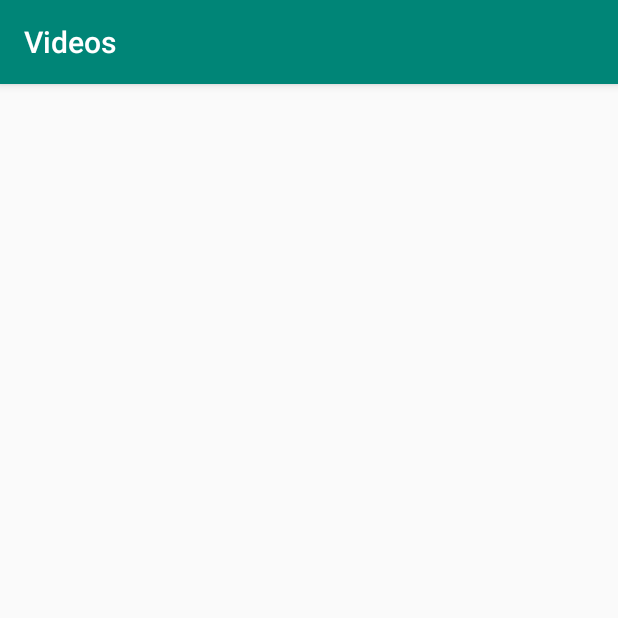
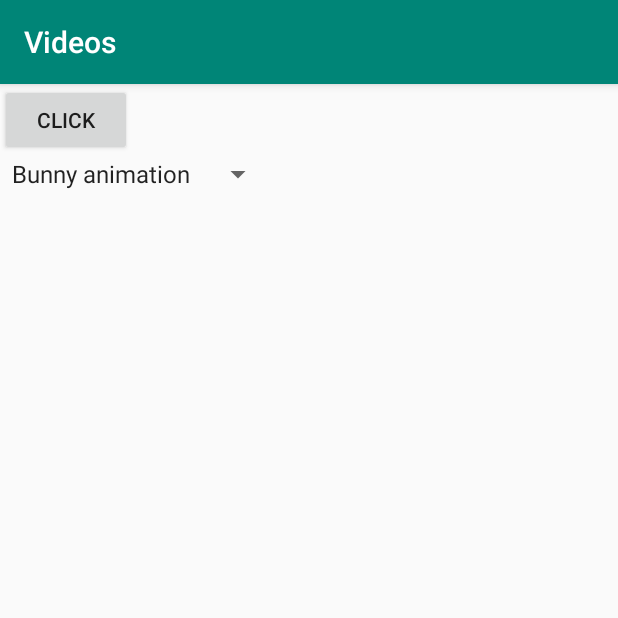
Before and after one commit to janglaide/Kotlin-MediaPlayer, an Android app: the VideoActivity screen opened directly, with no data from a screen before it, on a phone screen of 412 x 824 dp, the top half of it. Run offline under Robolectric (Android 15) with nearby library versions, the phone set to English and light mode, and no system bars.

Commit message:
videoplayer done

```diff
--- a/app/src/main/AndroidManifest.xml
+++ b/app/src/main/AndroidManifest.xml
@@ -2,7 +2,8 @@
 <manifest xmlns:android="http://schemas.android.com/apk/res/android"
     package="com.example.lab4">
 
-    <uses-permission android:name="android.permission.READ_EXTERNAL_STORAGE" />
+    <uses-permission android:name="android.permission.INTERNET" />
+
     <application
         android:allowBackup="true"
         android:icon="@mipmap/ic_launcher"
--- /dev/null
+++ b/app/src/main/java/com/example/lab4/video/Video.kt
@@ -0,0 +1,7 @@
+package com.example.lab4.video
+
+class Video(url: String, name: String) {
+    val Url: String = url
+    val Name: String = name
+
+}
--- a/app/src/main/java/com/example/lab4/video/VideoActivity.kt
+++ b/app/src/main/java/com/example/lab4/video/VideoActivity.kt
@@ -1,10 +1,19 @@
 package com.example.lab4.video
 
+import android.content.Intent
 import androidx.appcompat.app.AppCompatActivity
 import android.os.Bundle
+import android.view.View
+import android.widget.AdapterView
+import android.widget.ArrayAdapter
+import android.widget.Spinner
+import android.widget.Toast
 import com.example.lab4.R
+import com.example.lab4.audio.Audio
 
 class VideoActivity : AppCompatActivity() {
+
+    private lateinit var chosen:Video
 
     override fun onCreate(savedInstanceState: Bundle?) {
         super.onCreate(savedInstanceState)
@@ -12,5 +21,43 @@ class VideoActivity : AppCompatActivity() {
 
         val actionBar = supportActionBar
         actionBar!!.title = "Videos"
+
+        val spinner = findViewById<Spinner>(R.id.videoSpinner)
+
+        val videoList = resources.getStringArray(R.array.videos)
+        val videoUrlList = resources.getStringArray(R.array.videoUrls)
+
+        val adapter: ArrayAdapter<String> = ArrayAdapter(this, android.R.layout.simple_spinner_item, videoList)
+        adapter.setDropDownViewResource(android.R.layout.simple_spinner_dropdown_item)
+        spinner.adapter = adapter
+
+        spinner.onItemSelectedListener = object: AdapterView.OnItemSelectedListener{
+            override fun onItemSelected(
+                parent: AdapterView<*>?,
+                view: View?,
+                position: Int,
+                id: Long
+            ) {
+                val videos = listOf(
+                    Video(videoUrlList[0], videoList[0]),
+                    Video(videoUrlList[1],videoList[1])
+                )
+                Toast.makeText(
+                    this@VideoActivity,
+                    "Chosen ${videos[position].Name}",
+                    Toast.LENGTH_SHORT
+                ).show()
+                chosen = videos[position]
+            }
+
+            override fun onNothingSelected(parent: AdapterView<*>?) { }
+
+        }
+    }
+    fun onClicked(view: View){
+        val intent = Intent(this, VideoPlayActivity::class.java)
+        intent.putExtra("chosenUrl",chosen.Url)
+        intent.putExtra("chosenName", chosen.Name)
+        startActivity(intent)
     }
 }
--- a/app/src/main/res/layout/activity_video.xml
+++ b/app/src/main/res/layout/activity_video.xml
@@ -1,5 +1,5 @@
 <?xml version="1.0" encoding="utf-8"?>
-<androidx.constraintlayout.widget.ConstraintLayout xmlns:android="http://schemas.android.com/apk/res/android"
+<LinearLayout xmlns:android="http://schemas.android.com/apk/res/android"
     xmlns:app="http://schemas.android.com/apk/res-auto"
     xmlns:tools="http://schemas.android.com/tools"
     android:layout_width="match_parent"
@@ -7,6 +7,18 @@
     android:orientation="vertical"
     tools:context=".video.VideoActivity">
 
+<Button
+    android:layout_width="wrap_content"
+    android:layout_height="wrap_content"
+    android:onClick="onClicked"
+    android:text="@string/click">
 
+</Button>
+    <Spinner
+        android:id="@+id/videoSpinner"
+        android:layout_width="wrap_content"
+        android:layout_height="wrap_content">
 
-</androidx.constraintlayout.widget.ConstraintLayout>
+    </Spinner>
+
+</LinearLayout>
--- a/app/src/main/res/values/strings.xml
+++ b/app/src/main/res/values/strings.xml
@@ -10,4 +10,18 @@
     <string name="stop">Stop</string>
     <string name="from_the_list">From the list</string>
     <string name="choose_music_from_the_list">Choose music from the list</string>
+    <string name="click">Click</string>
+
+    <string-array name="audios">
+        <item>joy division - love will tear us apart</item>
+        <item>pink floyd - comfortably numb</item>
+    </string-array>
+    <string-array name="videos">
+        <item>Bunny animation</item>
+        <item>Sintel animation</item>
+    </string-array>
+    <string-array name="videoUrls">
+        <item>https://commondatastorage.googleapis.com/gtv-videos-bucket/sample/BigBuckBunny.mp4</item>
+        <item>https://commondatastorage.googleapis.com/gtv-videos-bucket/sample/Sintel.mp4</item>
+    </string-array>
 </resources>
```
Also changed, not shown: app/src/main/java/com/example/lab4/audio/AudioActivity.kt (+8 -12 lines), app/src/main/java/com/example/lab4/audio/AudioPlayActivity.kt (+4 -5 lines), app/src/main/java/com/example/lab4/video/VideoPlayActivity.kt (+26 -0 lines), app/src/main/res/layout/activity_audio.xml (+2 -9 lines), app/src/main/res/layout/activity_video_play.xml (+30 -2 lines).
